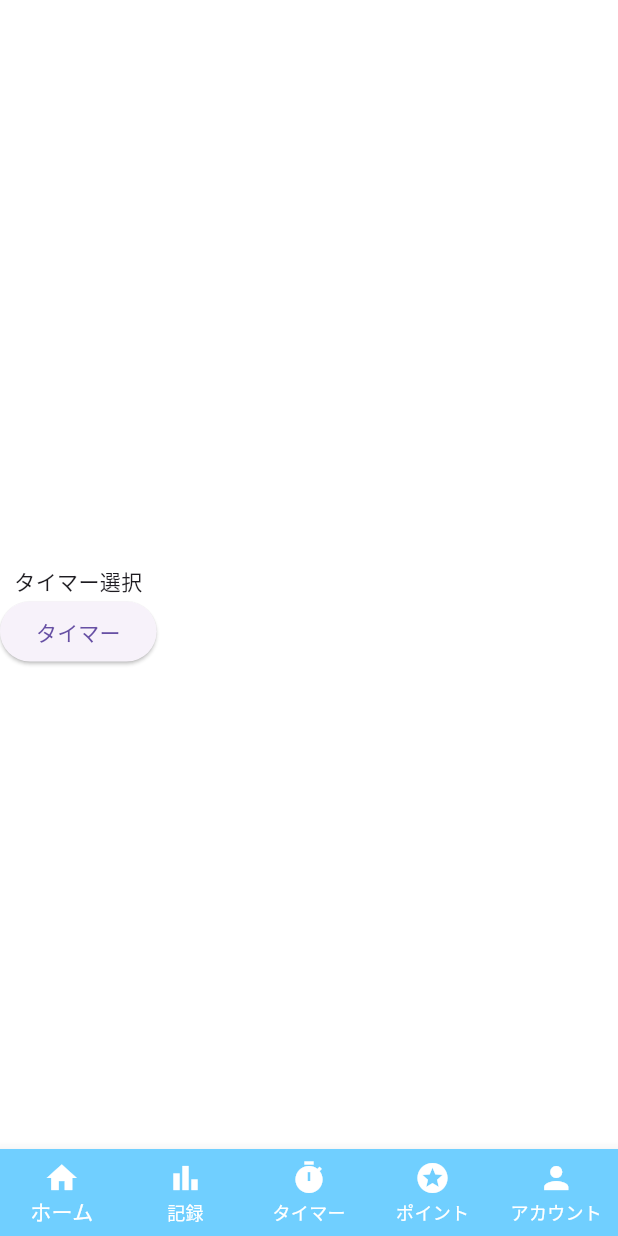
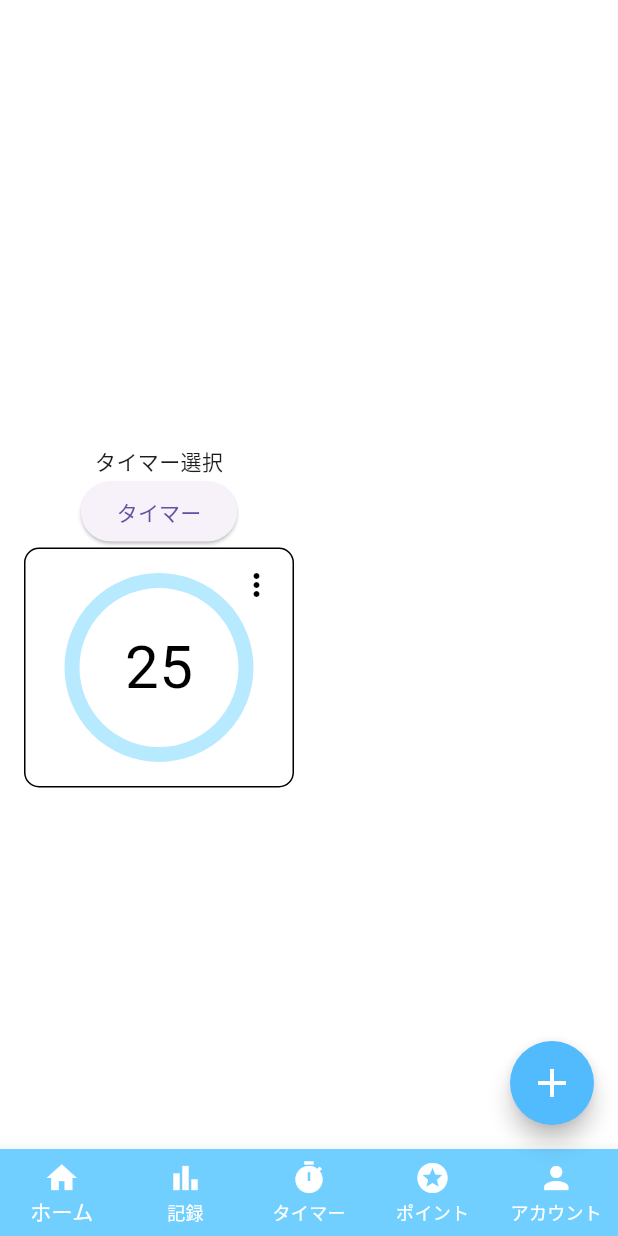
Before and after one commit to skyrinrin/projects, a Flutter app: the screen it shows after launch, item 3 of the bottom bar chosen, on a phone screen of 412 x 824 dp. Run offline on Flutter 3.47's test engine with Material 3 defaults, Android fonts, the phone set to English and light mode, and no system bars; our stand-ins replace flutter_riverpod, hooks_riverpod, shared_preferences.

Commit message:
'floatingactionButtonを追加'

```diff
--- a/pomodoro_timer_app/lib/main_screen.dart
+++ b/pomodoro_timer_app/lib/main_screen.dart
@@ -63,6 +63,17 @@ class MainScreenState extends ConsumerState<MainScreen> {
           BottomNavigationBarItem(icon: Icon(Icons.person), label: 'アカウント'),
         ],
       ),
+      floatingActionButton: _currentIndex == 2
+          ? FloatingActionButton(
+              shape: RoundedRectangleBorder(
+                borderRadius: BorderRadius.circular(30),
+              ),
+              onPressed: null,
+
+              child: Icon(Icons.add, color: Colors.white, size: 32),
+              backgroundColor: Color(0xFF51BBFD),
+            )
+          : null,
     );
   }
 }
--- a/pomodoro_timer_app/lib/presentation/screen/select_timer_screen.dart
+++ b/pomodoro_timer_app/lib/presentation/screen/select_timer_screen.dart
@@ -2,12 +2,16 @@ import 'package:flutter/material.dart';
 import 'package:hooks_riverpod/hooks_riverpod.dart';
 import 'package:pomodoro_timer_app/presentation/screen/timer_screen.dart';
 import 'package:pomodoro_timer_app/main_screen.dart';
+import 'package:pomodoro_timer_app/presentation/timer_select/timer_box.dart';
 
 class SelectTimerScreen extends ConsumerWidget {
   const SelectTimerScreen({super.key});
   @override
   Widget build(BuildContext context, WidgetRef ref) {
-    return Column(
+    return Container(
+      // padding: EdgeInsets.symmetric(horizontal: 16),
+      margin: EdgeInsets.symmetric(horizontal: 16),
+      child: Column(
         mainAxisAlignment: MainAxisAlignment.center,
         children: [
           Text('タイマー選択'),
@@ -19,7 +23,9 @@ class SelectTimerScreen extends ConsumerWidget {
             },
             child: Text('タイマー'),
           ),
+          TimerBox(),
         ],
+      ),
     );
   }
 }
--- /dev/null
+++ b/pomodoro_timer_app/lib/presentation/timer_select/timer_box.dart
@@ -0,0 +1,41 @@
+import 'package:flutter/material.dart';
+import 'package:flutter/widgets.dart';
+import 'package:hooks_riverpod/hooks_riverpod.dart';
+import 'package:pomodoro_timer_app/presentation/timer_select/timer_circle_mini.dart';
+
+class TimerBox extends ConsumerWidget {
+  @override
+  Widget build(BuildContext context, WidgetRef ref) {
+    return Container(
+      width: 180,
+      height: 160,
+      decoration: BoxDecoration(
+        borderRadius: BorderRadius.circular(10),
+        border: Border.all(width: 1),
+      ),
+      child: Stack(
+        children: [
+          Center(
+            child: CustomPaint(
+              size: const Size(100, 100),
+              painter: TimerMiniPainter(),
+            ),
+          ),
+          Center(
+            child: Text(
+              '25',
+              style: TextStyle(fontSize: 40, color: Colors.black),
+            ),
+          ),
+          Align(
+            alignment: Alignment.topRight,
+            child: IconButton(
+              onPressed: null,
+              icon: Icon(Icons.more_vert, color: Colors.black, size: 24),
+            ),
+          ),
+        ],
+      ),
+    );
+  }
+}
--- /dev/null
+++ b/pomodoro_timer_app/lib/presentation/timer_select/timer_circle_mini.dart
@@ -0,0 +1,37 @@
+import 'dart:math';
+
+import 'package:flutter/material.dart';
+
+// class TimerCircleMini extends StatelessWidget {
+//   const TimerCircleMini({super.key});
+
+//   @override
+//   Widget build(BuildContext context) {
+//     return Container(
+//       width: 40,
+//       height: 40,
+//       decoration: BoxDecoration(
+//         shape: BoxShape.circle,
+//         color: Color(0xFFB7E9FF),
+//       ),
+//     );
+//   }
+// }
+
+class TimerMiniPainter extends CustomPainter {
+  @override
+  void paint(Canvas canvas, Size size) {
+    final center = size.center(Offset.zero);
+    final radius = 50; //ここを柔軟に対応できるようにする
+
+    final circlePaint = Paint()
+      ..color = const Color(0xFFB7E9FF)
+      ..style = PaintingStyle.stroke
+      ..strokeWidth = 10;
+
+    canvas.drawCircle(center, 58, circlePaint);
+  }
+
+  @override
+  bool shouldRepaint(TimerMiniPainter oldDelegate) => false;
+}
```
Also changed, not shown: pomodoro_timer_app/lib/presentation/timer_select/timer_block.dart (deleted). Lines whose indentation alone changed are shown as unchanged.
